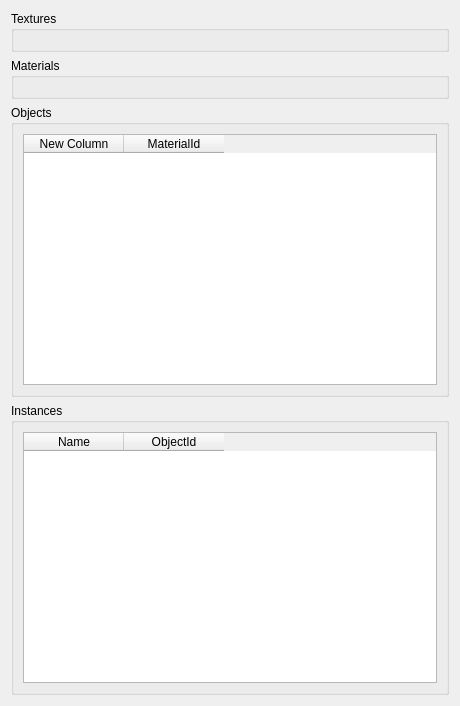
The window that src/RenderDataWidget.ui (MickaelOnTheWave/3dvisualizer) describes before a commit, drawn with Qt 5.
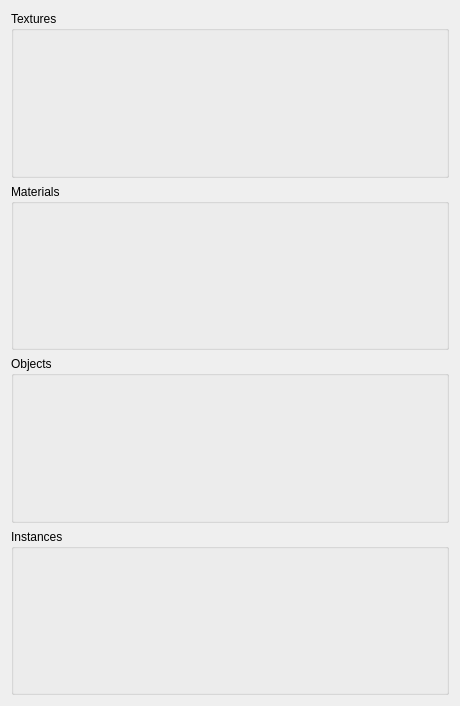
The same window after the commit.

```diff
--- a/src/RenderDataWidget.ui
+++ b/src/RenderDataWidget.ui
@@ -35,25 +35,7 @@
      <property name="title">
       <string>Objects</string>
      </property>
-     <layout class="QVBoxLayout" name="verticalLayout_2">
-      <item>
-       <widget class="QTableWidget" name="objectsView">
-        <attribute name="verticalHeaderVisible">
-         <bool>false</bool>
-        </attribute>
-        <column>
-         <property name="text">
-          <string>New Column</string>
-         </property>
-        </column>
-        <column>
-         <property name="text">
-          <string>MaterialId</string>
-         </property>
-        </column>
-       </widget>
-      </item>
-     </layout>
+     <layout class="QVBoxLayout" name="verticalLayout_2"/>
     </widget>
    </item>
    <item>
@@ -61,22 +43,7 @@
      <property name="title">
       <string>Instances</string>
      </property>
-     <layout class="QVBoxLayout" name="verticalLayout_3">
-      <item>
-       <widget class="QTableWidget" name="instancesView">
-        <column>
-         <property name="text">
-          <string>Name</string>
-         </property>
-        </column>
-        <column>
-         <property name="text">
-          <string>ObjectId</string>
-         </property>
-        </column>
-       </widget>
-      </item>
-     </layout>
+     <layout class="QVBoxLayout" name="verticalLayout_3"/>
     </widget>
    </item>
   </layout>
```
